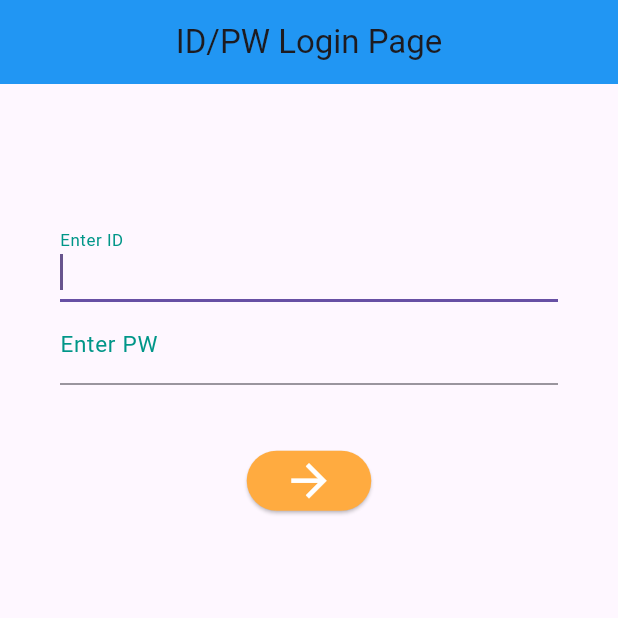
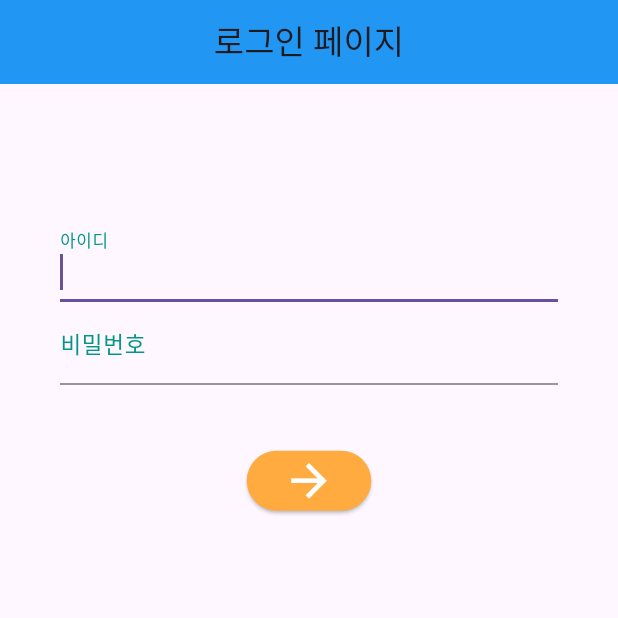
Before and after one commit to yoplenople/2024_Grad_Project, a Flutter app: the screen it shows after launch, on a phone screen of 412 x 824 dp, the top half of it. Run offline on Flutter 3.47's test engine with Material 3 defaults, Android fonts, the light colour scheme and no system bars.

Commit message:
모바일 UI 문구 수정

```diff
--- a/login_api/log.txt
+++ b/login_api/log.txt
@@ -571,3 +571,6 @@
 2024-10-20T11:34:51.420Z - User: nami, Action: 홈페이지 접근, 성공,
 2024-10-20T11:34:51.426Z - User: nami, Action: 토큰 인증, 성공,
 2024-10-20T11:34:51.467Z - User: unknown, Action: 홈페이지 접근, 실패, 토큰 없음
+2024-10-23T09:08:13.165Z - User: -----서버-----, Action: 서버 재실행, 성공,
+2024-10-23T09:11:04.365Z - User: nami, Action: 모바일 로그인, 성공,
+2024-10-23T09:12:12.446Z - User: nami, Action: 로그인, 성공,
--- a/mobile_otp_app/lib/main.dart
+++ b/mobile_otp_app/lib/main.dart
@@ -88,7 +88,7 @@ class _MyHomePageState extends State<IDPWLoginPage> {
       child: Scaffold(
         appBar: AppBar(
           automaticallyImplyLeading: false,
-          title: const Text('ID/PW Login Page'),
+          title: const Text('로그인 페이지'),
           elevation: 0.0,
           backgroundColor: Colors.blue,
           centerTitle: true,
@@ -119,13 +119,13 @@ class _MyHomePageState extends State<IDPWLoginPage> {
                               controller: controller,
                               autofocus: true,
                               decoration:
-                                  const InputDecoration(labelText: 'Enter ID'),
+                                  const InputDecoration(labelText: '아이디'),
                               keyboardType: TextInputType.emailAddress,
                             ),
                             TextField(
                               controller: controller2,
                               decoration:
-                                  const InputDecoration(labelText: 'Enter PW'),
+                                  const InputDecoration(labelText: '비밀번호'),
                               keyboardType: TextInputType.text,
                               obscureText: true,
                             ),
```
Also changed, not shown: mobile_otp_app/lib/otp.dart (+4 -4 lines).
